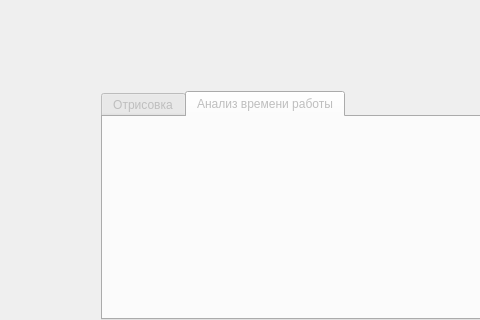
First picture: the form in laba5/mainwindow.ui, repository moskovets/comp_graphic, before the edit; both pictures show x 0 to 480 and y 0 to 320 of the 762 by 497 pixel window.
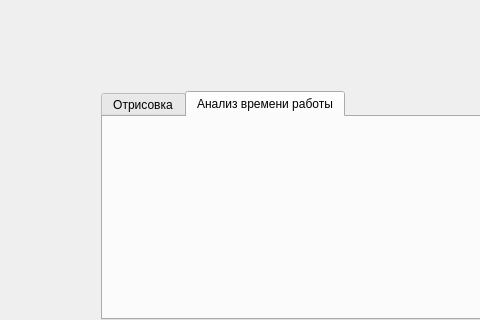
Second picture: the form after the edit. The open tabs and pages were chosen to show the change.

What changed in the file:
```diff
--- a/laba5/mainwindow.ui
+++ b/laba5/mainwindow.ui
@@ -26,9 +26,6 @@
     <layout class="QVBoxLayout" name="mainLayout">
      <item>
       <widget class="QTabWidget" name="tabWidget">
-       <property name="enabled">
-        <bool>false</bool>
-       </property>
        <property name="currentIndex">
         <number>0</number>
        </property>
```
Left out of the diff: 2 changed lines with no effect on the pictures.
